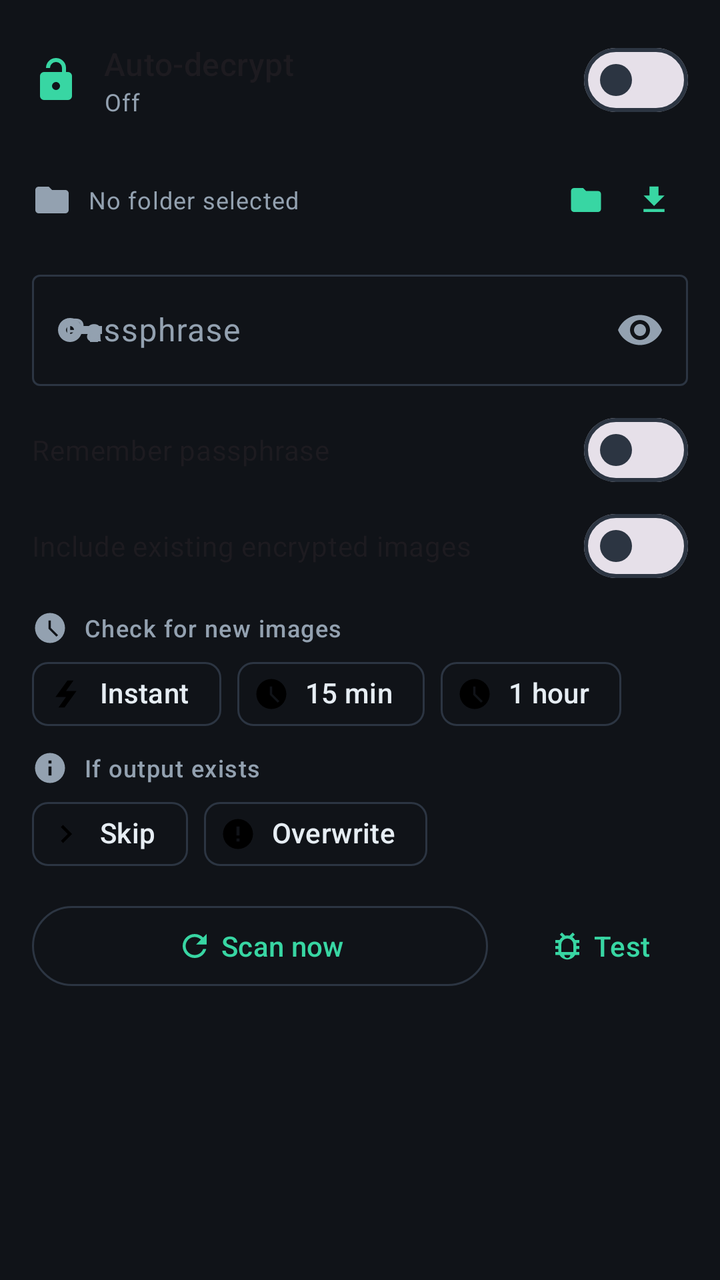
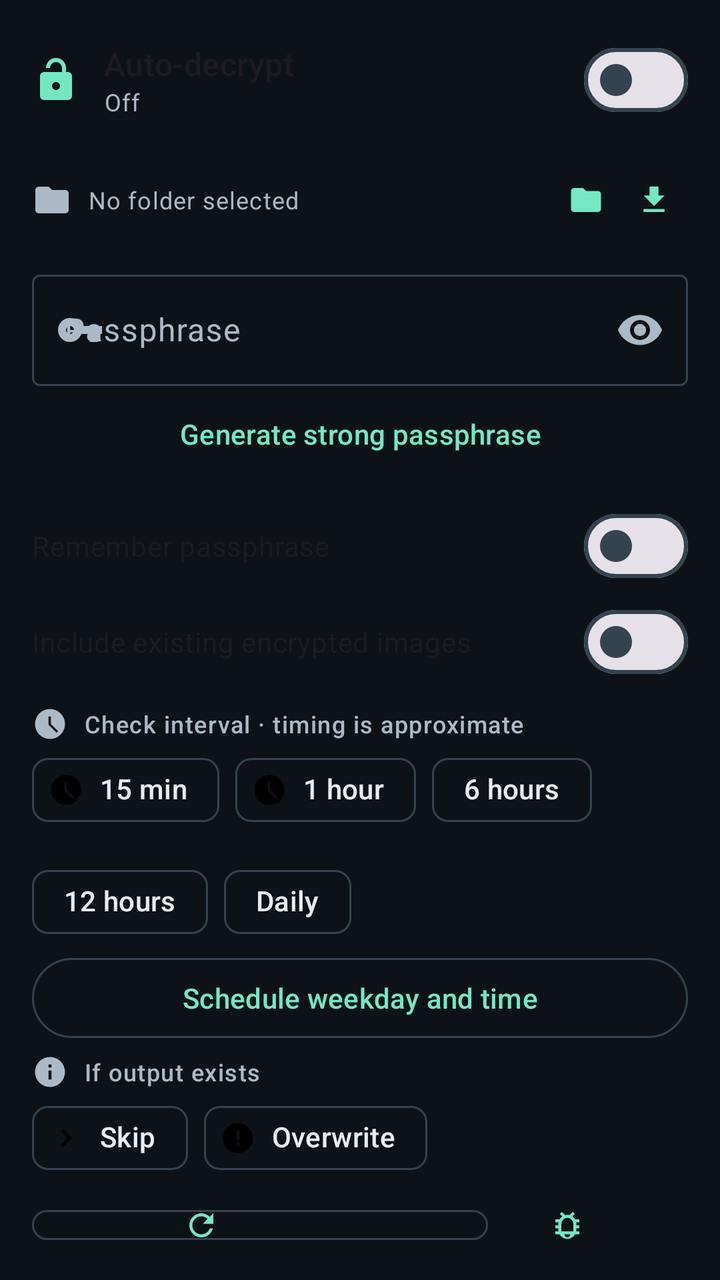

Screens rendered from an Android XML layout before and after an edit, with the pre-edit source and the edit as a unified diff.
<!-- AndroidManifest.xml: application theme Theme.OptiCipher -->
<!-- res/layout/watch_decrypt.xml -->
<?xml version="1.0" encoding="utf-8"?>
<LinearLayout xmlns:android="http://schemas.android.com/apk/res/android"
    xmlns:app="http://schemas.android.com/apk/res-auto"
    android:layout_width="match_parent"
    android:layout_height="wrap_content"
    android:orientation="vertical"
    android:padding="16dp">

    <LinearLayout
        android:layout_width="match_parent"
        android:layout_height="wrap_content"
        android:gravity="center_vertical"
        android:orientation="horizontal">

        <ImageView
            android:layout_width="24dp"
            android:layout_height="24dp"
            android:contentDescription="@null"
            android:src="@drawable/ic_lock_open"
            app:tint="@color/brand_accent" />

        <LinearLayout
            android:layout_width="0dp"
            android:layout_height="wrap_content"
            android:layout_marginStart="12dp"
            android:layout_weight="1"
            android:orientation="vertical">

            <TextView
                android:layout_width="wrap_content"
                android:layout_height="wrap_content"
                android:text="Auto-decrypt"
                android:textAppearance="?attr/textAppearanceTitleMedium" />

            <TextView
                android:id="@+id/decryptWatchStatus"
                android:layout_width="wrap_content"
                android:layout_height="wrap_content"
                android:text="Off"
                android:textAppearance="?attr/textAppearanceBodySmall"
                android:textColor="?attr/colorOnSurfaceVariant" />
        </LinearLayout>

        <com.google.android.material.materialswitch.MaterialSwitch
            android:id="@+id/decryptWatchSwitch"
            android:layout_width="wrap_content"
            android:layout_height="wrap_content"
            android:contentDescription="Turn Auto-decrypt on or off" />
    </LinearLayout>

    <LinearLayout
        android:layout_width="match_parent"
        android:layout_height="wrap_content"
        android:layout_marginTop="12dp"
        android:gravity="center_vertical"
        android:orientation="horizontal">

        <ImageView
            android:layout_width="20dp"
            android:layout_height="20dp"
            android:contentDescription="@null"
            android:src="@drawable/ic_folder"
            app:tint="@color/brand_muted" />

        <TextView
            android:id="@+id/decryptWatchFolders"
            android:layout_width="0dp"
            android:layout_height="wrap_content"
            android:layout_marginStart="8dp"
            android:layout_weight="1"
            android:ellipsize="end"
            android:maxLines="2"
            android:text="No folder selected"
            android:textAppearance="?attr/textAppearanceBodySmall"
            android:textColor="?attr/colorOnSurfaceVariant" />

        <com.google.android.material.button.MaterialButton
            android:id="@+id/decryptWatchFolderBtn"
            style="@style/Widget.Material3.Button.TextButton"
            android:layout_width="wrap_content"
            android:layout_height="wrap_content"
            android:contentDescription="Choose input folder"
            android:minWidth="0dp"
            android:padding="8dp"
            app:icon="@drawable/ic_folder"
            app:iconPadding="0dp" />

        <com.google.android.material.button.MaterialButton
            android:id="@+id/decryptWatchOutputBtn"
            style="@style/Widget.Material3.Button.TextButton"
            android:layout_width="wrap_content"
            android:layout_height="wrap_content"
            android:contentDescription="Choose output folder"
            android:minWidth="0dp"
            android:padding="8dp"
            app:icon="@drawable/ic_download"
            app:iconPadding="0dp" />
    </LinearLayout>

    <com.google.android.material.textfield.TextInputLayout
        android:layout_width="match_parent"
        android:layout_height="wrap_content"
        android:layout_marginTop="8dp"
        android:hint="Passphrase"
        app:endIconMode="password_toggle"
        app:startIconDrawable="@drawable/ic_key">

        <com.google.android.material.textfield.TextInputEditText
            android:id="@+id/decryptWatchPass"
            android:layout_width="match_parent"
            android:layout_height="wrap_content"
            android:inputType="textPassword" />
    </com.google.android.material.textfield.TextInputLayout>

    <com.google.android.material.materialswitch.MaterialSwitch
        android:id="@+id/decryptWatchRemember"
        android:layout_width="match_parent"
        android:layout_height="wrap_content"
        android:layout_marginTop="8dp"
        android:text="Remember passphrase" />

    <com.google.android.material.materialswitch.MaterialSwitch
        android:id="@+id/decryptExisting"
        android:layout_width="match_parent"
        android:layout_height="wrap_content"
        android:text="Include existing encrypted images" />

    <LinearLayout
        android:layout_width="match_parent"
        android:layout_height="wrap_content"
        android:layout_marginTop="8dp"
        android:gravity="center_vertical"
        android:orientation="horizontal">

        <ImageView
            android:layout_width="18dp"
            android:layout_height="18dp"
            android:contentDescription="@null"
            android:src="@drawable/ic_clock"
            app:tint="@color/brand_muted" />

        <TextView
            android:layout_width="wrap_content"
            android:layout_height="wrap_content"
            android:layout_marginStart="8dp"
            android:text="Check for new images"
            android:textAppearance="?attr/textAppearanceLabelMedium"
            android:textColor="?attr/colorOnSurfaceVariant" />
    </LinearLayout>

    <com.google.android.material.chip.ChipGroup
        android:id="@+id/decryptIntervalGroup"
        android:layout_width="wrap_content"
        android:layout_height="wrap_content"
        app:selectionRequired="true"
        app:singleSelection="true">

        <com.google.android.material.chip.Chip
            android:id="@+id/decryptImmediate"
            android:layout_width="wrap_content"
            android:layout_height="wrap_content"
            android:checkable="true"
            android:text="Instant"
            app:checkedIconVisible="false"
            app:chipIcon="@drawable/ic_bolt" />

        <com.google.android.material.chip.Chip
            android:id="@+id/decrypt15"
            android:layout_width="wrap_content"
            android:layout_height="wrap_content"
            android:checkable="true"
            android:text="15 min"
            app:checkedIconVisible="false"
            app:chipIcon="@drawable/ic_clock" />

        <com.google.android.material.chip.Chip
            android:id="@+id/decrypt60"
            android:layout_width="wrap_content"
            android:layout_height="wrap_content"
            android:checkable="true"
            android:text="1 hour"
            app:checkedIconVisible="false"
            app:chipIcon="@drawable/ic_clock" />
    </com.google.android.material.chip.ChipGroup>

    <LinearLayout
        android:layout_width="match_parent"
        android:layout_height="wrap_content"
        android:layout_marginTop="4dp"
        android:gravity="center_vertical"
        android:orientation="horizontal">

        <ImageView
            android:layout_width="18dp"
            android:layout_height="18dp"
            android:contentDescription="@null"
            android:src="@drawable/ic_info"
            app:tint="@color/brand_muted" />

        <TextView
            android:layout_width="wrap_content"
            android:layout_height="wrap_content"
            android:layout_marginStart="8dp"
            android:text="If output exists"
            android:textAppearance="?attr/textAppearanceLabelMedium"
            android:textColor="?attr/colorOnSurfaceVariant" />
    </LinearLayout>

    <com.google.android.material.chip.ChipGroup
        android:id="@+id/decryptConflictGroup"
        android:layout_width="wrap_content"
        android:layout_height="wrap_content"
        app:selectionRequired="true"
        app:singleSelection="true">

        <com.google.android.material.chip.Chip
            android:id="@+id/decryptSkip"
            android:layout_width="wrap_content"
            android:layout_height="wrap_content"
            android:checkable="true"
            android:text="Skip"
            app:checkedIconVisible="false"
            app:chipIcon="@drawable/ic_chevron_right" />

        <com.google.android.material.chip.Chip
            android:id="@+id/decryptOverwrite"
            android:layout_width="wrap_content"
            android:layout_height="wrap_content"
            android:checkable="true"
            android:text="Overwrite"
            app:checkedIconVisible="false"
            app:chipIcon="@drawable/ic_error" />
    </com.google.android.material.chip.ChipGroup>

    <LinearLayout
        android:layout_width="match_parent"
        android:layout_height="wrap_content"
        android:layout_marginTop="8dp"
        android:orientation="horizontal">

        <com.google.android.material.button.MaterialButton
            android:id="@+id/decryptScanNow"
            style="?attr/materialButtonOutlinedStyle"
            android:layout_width="0dp"
            android:layout_height="wrap_content"
            android:layout_marginEnd="6dp"
            android:layout_weight="1"
            android:text="Scan now"
            app:icon="@drawable/ic_refresh"
            app:iconGravity="textStart" />

        <com.google.android.material.button.MaterialButton
            android:id="@+id/decryptCheckBtn"
            style="@style/Widget.Material3.Button.TextButton"
            android:layout_width="wrap_content"
            android:layout_height="wrap_content"
            android:layout_marginStart="6dp"
            android:text="Test"
            app:icon="@drawable/ic_bug"
            app:iconGravity="textStart" />
    </LinearLayout>

    <TextView
        android:id="@+id/decryptCheckStatus"
        android:layout_width="match_parent"
        android:layout_height="wrap_content"
        android:textAppearance="?attr/textAppearanceBodySmall"
        android:textColor="?attr/colorOnSurfaceVariant" />
</LinearLayout>
<!-- resources referenced by this layout -->
<resources>
  <color name="brand_accent">#38D6A3</color>
  <color name="brand_muted">#93A1B0</color>
  <!-- drawable ic_bolt (drawable) -->
  <vector xmlns:android="http://schemas.android.com/apk/res/android"
      android:width="24dp"
      android:height="24dp"
      android:viewportWidth="24"
      android:viewportHeight="24">
      <path android:fillColor="#FF000000" android:pathData="M11,21H7L12,14H5L13,3H17L12,10H19L11,21Z" />
  </vector>
  <!-- drawable ic_chevron_right (drawable) -->
  <vector xmlns:android="http://schemas.android.com/apk/res/android"
      android:width="24dp"
      android:height="24dp"
      android:viewportWidth="24"
      android:viewportHeight="24">
      <path android:fillColor="#FF000000" android:pathData="M8.59,16.58L13.17,12L8.59,7.41L10,6L16,12L10,18L8.59,16.58Z" />
  </vector>
  <!-- drawable ic_clock (drawable) -->
  <vector xmlns:android="http://schemas.android.com/apk/res/android"
      android:width="24dp"
      android:height="24dp"
      android:viewportWidth="24"
      android:viewportHeight="24">
      <path android:fillColor="#FF000000" android:pathData="M12,2A10,10 0 0,0 2,12A10,10 0 0,0 12,22A10,10 0 0,0 22,12A10,10 0 0,0 12,2M16.24,17.76L11,12.5V7H12.5V11.88L17.42,16.8L16.24,17.76Z" />
  </vector>
  <!-- drawable ic_download (drawable) -->
  <vector xmlns:android="http://schemas.android.com/apk/res/android"
      android:width="24dp"
      android:height="24dp"
      android:viewportWidth="24"
      android:viewportHeight="24">
      <path android:fillColor="#FF000000" android:pathData="M5,20H19V18H5M19,9H15V3H9V9H5L12,16L19,9Z" />
  </vector>
  <!-- drawable ic_error (drawable) -->
  <vector xmlns:android="http://schemas.android.com/apk/res/android"
      android:width="24dp"
      android:height="24dp"
      android:viewportWidth="24"
      android:viewportHeight="24">
      <path android:fillColor="#FF000000" android:pathData="M13,13H11V7H13M13,17H11V15H13M12,2A10,10 0 0,0 2,12A10,10 0 0,0 12,22A10,10 0 0,0 22,12A10,10 0 0,0 12,2Z" />
  </vector>
  <!-- drawable ic_folder (drawable) -->
  <vector xmlns:android="http://schemas.android.com/apk/res/android"
      android:width="24dp"
      android:height="24dp"
      android:viewportWidth="24"
      android:viewportHeight="24">
      <path android:fillColor="#FF000000" android:pathData="M10,4H4C2.89,4 2,4.89 2,6V18A2,2 0 0,0 4,20H20A2,2 0 0,0 22,18V8C22,6.89 21.1,6 20,6H12L10,4Z" />
  </vector>
  <!-- drawable ic_info (drawable) -->
  <vector xmlns:android="http://schemas.android.com/apk/res/android"
      android:width="24dp"
      android:height="24dp"
      android:viewportWidth="24"
      android:viewportHeight="24">
      <path android:fillColor="#FF000000" android:pathData="M13,9H11V7H13M13,17H11V11H13M12,2A10,10 0 0,0 2,12A10,10 0 0,0 12,22A10,10 0 0,0 22,12A10,10 0 0,0 12,2Z" />
  </vector>
  <!-- drawable ic_key (drawable) -->
  <vector xmlns:android="http://schemas.android.com/apk/res/android"
      android:width="24dp"
      android:height="24dp"
      android:viewportWidth="24"
      android:viewportHeight="24">
      <path android:fillColor="#FF000000" android:pathData="M7,14A2,2 0 0,1 5,12A2,2 0 0,1 7,10A2,2 0 0,1 9,12A2,2 0 0,1 7,14M12.65,10C11.83,7.67 9.61,6 7,6A6,6 0 0,0 1,12A6,6 0 0,0 7,18C9.61,18 11.83,16.33 12.65,14H17V18H21V14H23V10H12.65Z" />
  </vector>
  <!-- drawable ic_lock_open (drawable) -->
  <vector xmlns:android="http://schemas.android.com/apk/res/android"
      android:width="24dp"
      android:height="24dp"
      android:viewportWidth="24"
      android:viewportHeight="24">
      <path android:fillColor="#FF000000" android:pathData="M12,17A2,2 0 0,0 14,15C14,13.89 13.1,13 12,13A2,2 0 0,0 10,15A2,2 0 0,0 12,17M18,8A2,2 0 0,1 20,10V20A2,2 0 0,1 18,22H6A2,2 0 0,1 4,20V10A2,2 0 0,1 6,8H15V6A3,3 0 0,0 9,6H7A5,5 0 0,1 17,6V8H18Z" />
  </vector>
  <color name="brand_on_accent">#062018</color>
  <color name="brand_bg">#101318</color>
  <color name="brand_on_surface">#E6EDF3</color>
  <color name="brand_surface">#1B202A</color>
  <color name="brand_outline">#2C3542</color>
  <color name="brand_error">#FF6B6B</color>
  <!-- unchanged entries left out for length: 3 -->
</resources>

<!-- the commit's change to res/layout/watch_decrypt.xml (unified diff, before → after) -->
@@ -112,6 +112,13 @@
             android:inputType="textPassword" />
     </com.google.android.material.textfield.TextInputLayout>
 
+    <com.google.android.material.button.MaterialButton
+        android:id="@+id/decryptGenerate"
+        style="@style/Widget.Material3.Button.TextButton"
+        android:layout_width="match_parent"
+        android:layout_height="wrap_content"
+        android:text="Generate strong passphrase" />
+
     <com.google.android.material.materialswitch.MaterialSwitch
         android:id="@+id/decryptWatchRemember"
         android:layout_width="match_parent"
@@ -143,26 +150,17 @@
             android:layout_width="wrap_content"
             android:layout_height="wrap_content"
             android:layout_marginStart="8dp"
-            android:text="Check for new images"
+            android:text="Check interval · timing is approximate"
             android:textAppearance="?attr/textAppearanceLabelMedium"
             android:textColor="?attr/colorOnSurfaceVariant" />
     </LinearLayout>
 
     <com.google.android.material.chip.ChipGroup
         android:id="@+id/decryptIntervalGroup"
-        android:layout_width="wrap_content"
+        android:layout_width="match_parent"
         android:layout_height="wrap_content"
         app:selectionRequired="true"
         app:singleSelection="true">
-
-        <com.google.android.material.chip.Chip
-            android:id="@+id/decryptImmediate"
-            android:layout_width="wrap_content"
-            android:layout_height="wrap_content"
-            android:checkable="true"
-            android:text="Instant"
-            app:checkedIconVisible="false"
-            app:chipIcon="@drawable/ic_bolt" />
 
         <com.google.android.material.chip.Chip
             android:id="@+id/decrypt15"
@@ -181,7 +179,38 @@
             android:text="1 hour"
             app:checkedIconVisible="false"
             app:chipIcon="@drawable/ic_clock" />
+        <com.google.android.material.chip.Chip
+            android:id="@+id/decrypt360"
+            android:layout_width="wrap_content"
+            android:layout_height="wrap_content"
+            android:checkable="true"
+            android:text="6 hours"
+            app:checkedIconVisible="false" />
+
+        <com.google.android.material.chip.Chip
+            android:id="@+id/decrypt720"
+            android:layout_width="wrap_content"
+            android:layout_height="wrap_content"
+            android:checkable="true"
+            android:text="12 hours"
+            app:checkedIconVisible="false" />
+
+        <com.google.android.material.chip.Chip
+            android:id="@+id/decrypt1440"
+            android:layout_width="wrap_content"
+            android:layout_height="wrap_content"
+            android:checkable="true"
+            android:text="Daily"
+            app:checkedIconVisible="false" />
+
     </com.google.android.material.chip.ChipGroup>
+
+    <com.google.android.material.button.MaterialButton
+        android:id="@+id/decryptWeekly"
+        style="?attr/materialButtonOutlinedStyle"
+        android:layout_width="match_parent"
+        android:layout_height="wrap_content"
+        android:text="Schedule weekday and time" />
 
     <LinearLayout
         android:layout_width="match_parent"
@@ -245,7 +274,7 @@
             android:layout_height="wrap_content"
             android:layout_marginEnd="6dp"
             android:layout_weight="1"
-            android:text="Scan now"
+            android:text="Run now"
             app:icon="@drawable/ic_refresh"
             app:iconGravity="textStart" />
 
@@ -266,4 +295,11 @@
         android:layout_height="wrap_content"
         android:textAppearance="?attr/textAppearanceBodySmall"
         android:textColor="?attr/colorOnSurfaceVariant" />
+
+    <TextView
+        android:id="@+id/decryptLiveStatus"
+        android:layout_width="match_parent"
+        android:layout_height="wrap_content"
+        android:textAppearance="?attr/textAppearanceBodySmall"
+        android:textColor="?attr/colorOnSurfaceVariant" />
 </LinearLayout>
<!-- resource entries referenced after the edit -->
@@ -1,15 +1,7 @@
 <!-- resources referenced by this layout -->
 <resources>
-  <color name="brand_accent">#38D6A3</color>
-  <color name="brand_muted">#93A1B0</color>
-  <!-- drawable ic_bolt (drawable) -->
-  <vector xmlns:android="http://schemas.android.com/apk/res/android"
-      android:width="24dp"
-      android:height="24dp"
-      android:viewportWidth="24"
-      android:viewportHeight="24">
-      <path android:fillColor="#FF000000" android:pathData="M11,21H7L12,14H5L13,3H17L12,10H19L11,21Z" />
-  </vector>
+  <color name="brand_accent">#73E8C2</color>
+  <color name="brand_muted">#ACBAC7</color>
   <!-- drawable ic_chevron_right (drawable) -->
   <vector xmlns:android="http://schemas.android.com/apk/res/android"
       android:width="24dp"
@@ -75,10 +67,10 @@
       <path android:fillColor="#FF000000" android:pathData="M12,17A2,2 0 0,0 14,15C14,13.89 13.1,13 12,13A2,2 0 0,0 10,15A2,2 0 0,0 12,17M18,8A2,2 0 0,1 20,10V20A2,2 0 0,1 18,22H6A2,2 0 0,1 4,20V10A2,2 0 0,1 6,8H15V6A3,3 0 0,0 9,6H7A5,5 0 0,1 17,6V8H18Z" />
   </vector>
   <color name="brand_on_accent">#062018</color>
-  <color name="brand_bg">#101318</color>
+  <color name="brand_bg">#0D1218</color>
   <color name="brand_on_surface">#E6EDF3</color>
-  <color name="brand_surface">#1B202A</color>
-  <color name="brand_outline">#2C3542</color>
+  <color name="brand_surface">#18212B</color>
+  <color name="brand_outline">#344350</color>
   <color name="brand_error">#FF6B6B</color>
   <!-- unchanged entries left out for length: 3 -->
 </resources>
